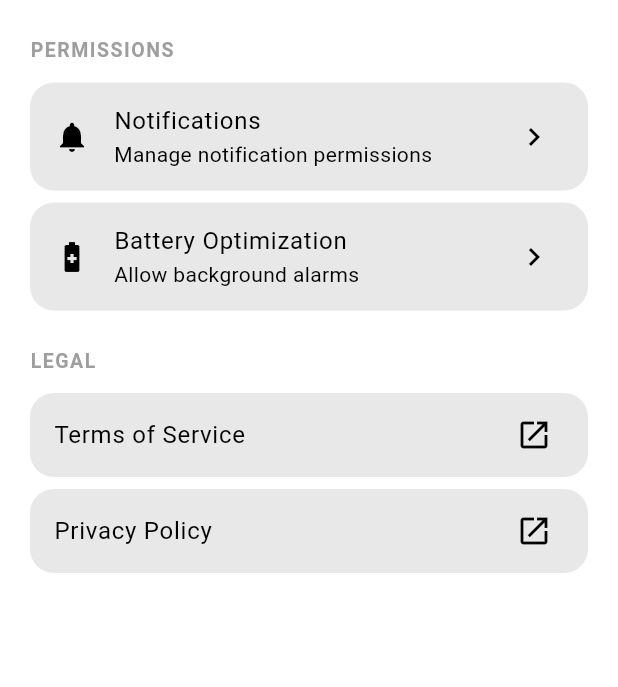
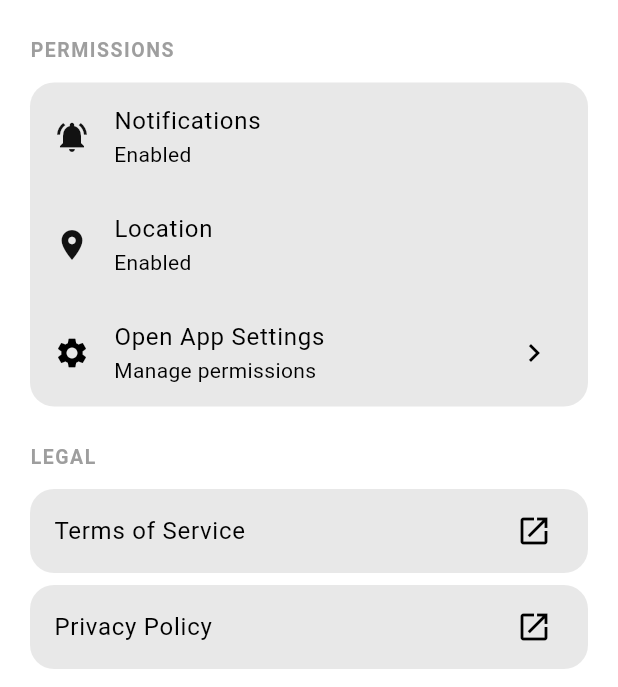
Before and after one commit to ganhuilin015/flutter-timer-app, a Flutter app: the SettingsScreen screen opened directly, on a phone screen of 412 x 824 dp, the part 549-1236 px from its top. Run offline on Flutter 3.47's test engine with Material 3 defaults, Android fonts, the phone set to English and light mode, and no system bars; our stand-ins replace audioplayers, flutter_local_notifications, geocoding, geolocator, hive, hive_flutter and 3 more; accounts and stored records are empty.

Commit message:
Implement permissions in settings

```diff
--- a/lib/screens/settings_screen.dart
+++ b/lib/screens/settings_screen.dart
@@ -3,6 +3,7 @@ import 'package:provider/provider.dart';
 import 'package:timer/providers/sound_provider.dart';
 import 'package:timer/providers/theme_provider.dart';
 import 'package:timer/screens/sound_screen.dart';
+import 'package:timer/services/permission_service.dart';
 
 class SettingsScreen extends StatelessWidget {
   const SettingsScreen({super.key});
@@ -12,6 +13,7 @@ class SettingsScreen extends StatelessWidget {
     final theme = context.watch<ThemeProvider>();
     final isDark = theme.isDark(context);
     final soundProvider = context.watch<SoundProvider>();
+    final permissions = PermissionService();
 
     return Scaffold(
       appBar: AppBar(
@@ -114,43 +116,54 @@ class SettingsScreen extends StatelessWidget {
           _sectionTitle('Permissions'),
 
           Card(
+            elevation: 0,
+            color: theme.secondary(context),
             shape: RoundedRectangleBorder(
               borderRadius: BorderRadius.circular(16),
             ),
-            elevation: 0,
-            color: theme.secondary(context),
-            child: Column(
+            child: FutureBuilder(
+              future: Future.wait([
+                PermissionService.isNotificationGranted(),
+                PermissionService.isLocationGranted(),
+              ]),
+              builder: (context, snapshot) {
+                final notifGranted = snapshot.data?[0] ?? false;
+                final locationGranted = snapshot.data?[1] ?? false;
+
+                return Column(
                   children: [
                     ListTile(
-                  leading: const Icon(Icons.notifications),
+                      leading: Icon(
+                        notifGranted ? Icons.notifications_active : Icons.notifications_off,
+                        color: theme.onSecondary(context),
+                      ),
                       title: const Text('Notifications'),
-                  subtitle: const Text('Manage notification permissions'),
-                  trailing: const Icon(Icons.chevron_right),
-                  onTap: () {
-                    // TODO: open app settings
-                  },
-                ),
-              ],
+                      subtitle: Text(
+                        notifGranted ? 'Enabled' : 'Disabled',
                       ),
                     ),
 
-          Card(
-            shape: RoundedRectangleBorder(
-              borderRadius: BorderRadius.circular(16),
+                    ListTile(
+                      leading: Icon(
+                        Icons.location_on,
+                        color: theme.onSecondary(context),
                       ),
-            elevation: 0,
-            color: theme.secondary(context),
-            child: Column(
-              children: [
+                      title: const Text('Location'),
+                      subtitle: Text(
+                        locationGranted ? 'Enabled' : 'Disabled',
+                      ),
+                    ),
+
                     ListTile(
-                  leading: const Icon(Icons.battery_saver),
-                  title: const Text('Battery Optimization'),
-                  subtitle: const Text('Allow background alarms'),
+                      leading: const Icon(Icons.settings),
+                      title: const Text('Open App Settings'),
+                      subtitle: const Text('Manage permissions'),
                       trailing: const Icon(Icons.chevron_right),
-                  onTap: () {
-                  },
+                      onTap: () => PermissionService.openSettings(),
                     ),
                   ],
+                );
+              },
             ),
           ),
 
--- /dev/null
+++ b/lib/services/permission_service.dart
@@ -0,0 +1,23 @@
+import 'package:permission_handler/permission_handler.dart';
+
+class PermissionService {
+  static Future<bool> isNotificationGranted() async {
+    return await Permission.notification.isGranted;
+  }
+
+  static Future<bool> isLocationGranted() async {
+    return await Permission.locationWhenInUse.isGranted;
+  }
+
+  static Future<void> requestNotification() async {
+    await Permission.notification.request();
+  }
+
+  static Future<void> requestLocation() async {
+    await Permission.locationWhenInUse.request();
+  }
+
+  static Future<void> openSettings() async {
+    await openAppSettings();
+  }
+}
```
Lines whose indentation alone changed are shown as unchanged.
